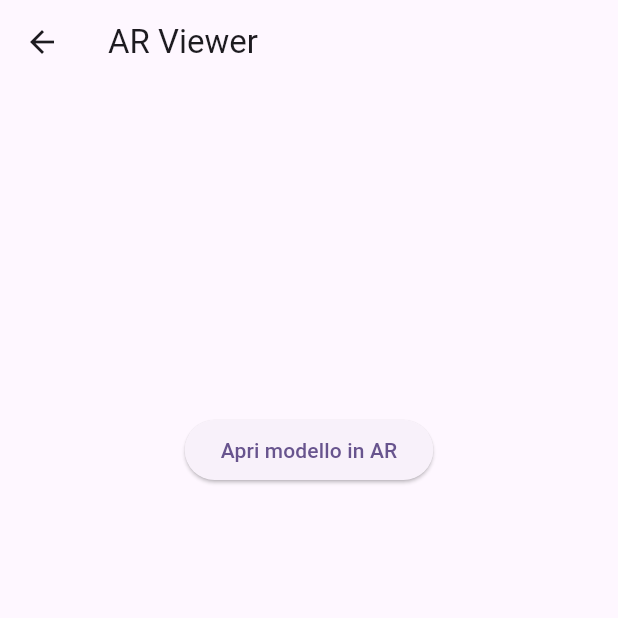
After one commit to MattiaFlamigni/delta_explorer, a Flutter app: the ArViewerScreen screen opened directly, after a tap on "Apri modello in AR", on a phone screen of 412 x 824 dp, the top half of it. The commit adds this screen. Run offline on Flutter 3.47's test engine with Material 3 defaults, Android fonts, the phone set to English and light mode, and no system bars; our stand-ins replace camera, cloud_firestore, dashed_circular_progress_bar, firebase_core, flutter_compass, flutter_dotenv and 8 more; missing offline and left inert: flutter_osm_plugin, gotrue, weatherapi; accounts and stored records are empty.

Commit message:
integrated animals with AR

```diff
--- /dev/null
+++ b/lib/ar/ARController.dart
@@ -0,0 +1,19 @@
+import 'package:delta_explorer/database/supabase.dart';
+
+class ARController{
+  final SupabaseDB _db = SupabaseDB();
+  List<Map<String, dynamic>> models = [];
+
+
+  Future<void> fetchModels()async{
+    var response = await _db.getARModels();
+    models = response;
+    print(models);
+  }
+
+  List<Map<String, dynamic>> getModels(){
+    return models;
+  }
+
+
+}
--- /dev/null
+++ b/lib/ar/arviewer.dart
@@ -0,0 +1,110 @@
+import 'package:delta_explorer/ar/ARController.dart';
+import 'package:flutter/material.dart';
+import 'package:url_launcher/url_launcher.dart';
+import 'dart:io';
+
+class ArViewerScreen extends StatefulWidget {
+  const ArViewerScreen({super.key});
+
+  @override
+  State<ArViewerScreen> createState() => _ArViewerScreenState();
+}
+
+class _ArViewerScreenState extends State<ArViewerScreen> {
+
+  ARController controller = ARController();
+
+  Future<void> openARModel(String modelUrl, String title) async {
+    Uri url;
+
+    /*viene aperta la relativa piattaforma di AR: Google vuole una scene viewer, IOS direttamente il file interpretato da QuickLook(?)*/
+    if (Platform.isAndroid) {
+      url = Uri.parse(
+        'https://arvr.google.com/scene-viewer/1.0?file=$modelUrl&mode=ar_only&title=$title',
+      );
+    } else if (Platform.isIOS) {
+      url = Uri.parse(modelUrl); // Deve essere .usdz
+    } else {
+      throw 'Piattaforma non supportata';
+    }
+
+    if (await canLaunchUrl(url)) {
+      await launchUrl(url, mode: LaunchMode.externalApplication);
+    } else {
+      throw 'Non riesco ad aprire il modello AR: $url';
+    }
+  }
+
+  @override
+  void initState() {
+    super.initState();
+    controller.fetchModels().then((_){setState(() {
+      //todo: loading
+    });});
+
+  }
+
+  @override
+  Widget build(BuildContext context) {
+    final objects = controller.getModels();
+
+    return Scaffold(
+      appBar: AppBar(title: const Text('AR Viewer')),
+      body: Column(
+        children: [
+          SizedBox(
+            height: 200,
+            child: ListView.builder(
+              scrollDirection: Axis.horizontal,
+              itemCount: controller.getModels().length,
+              itemBuilder: (context, index) {
+                final obj = objects[index];
+                return GestureDetector(
+                  onTap: () {
+                    final modelUrl =
+                    Platform.isAndroid ? obj["glb"]! : obj["usdz"]!;
+                    openARModel(modelUrl, obj["name"]!);
+                  },
+                  child: Card(
+                    margin: const EdgeInsets.all(8),
+                    child: Column(
+                      children: [
+                        Padding(
+                          padding: const EdgeInsets.all(16),
+                          child: Text(obj["name"]!),
+                        ),
+                        Image.network(
+                          obj["preview"]!,
+                          width: 100,
+                          height: 100,
+                          fit: BoxFit.cover,
+                          errorBuilder: (context, error, stackTrace) {
+                            return Image.asset(
+                              'assets/default_preview.png', //todo: inserire path corretto
+                              width: 100,
+                              height: 100,
+                              fit: BoxFit.cover,
+                            );
+                          },
+                        ),
+                      ],
+                    ),
+                  ),
+                );
+              },
+            ),
+          ),
+          const SizedBox(height: 20),
+          Center(
+            child: ElevatedButton(
+              onPressed: () {
+                // Puoi usarlo in futuro per aprire un modello selezionato
+              },
+              child: const Text('Apri modello in AR'),
+            ),
+          ),
+        ],
+      ),
+    );
+  }
+}
--- a/lib/constants/databaseTable.dart
+++ b/lib/constants/databaseTable.dart
@@ -15,6 +15,7 @@ class DatabaseTable{
   static const String questionsQuiz = "questionsQuiz";
   static const String answer = "answer";
   static const String quizScore = "quizScore";
+  static const String models = "models";
 
 }
 
--- a/lib/database/supabase.dart
+++ b/lib/database/supabase.dart
@@ -749,6 +749,16 @@ class SupabaseDB {
     }
   }
 
+  Future<List<Map<String, dynamic>>> getARModels()async{
+    try {
+      var response = await supabase.from(DatabaseTable.models).select();
+      return response;
+    }catch(e){
+      print("error: $e");
+      return [];
+    }
+  }
+
   /*only for populate database*/
   Future<void> insertQuestionQuiz(String question, List<Map<String, dynamic>>options) async{
     try{
@@ -768,4 +778,6 @@ class SupabaseDB {
       print("errore: $e");
     }
   }
+
+
 }
--- a/pubspec.yaml
+++ b/pubspec.yaml
@@ -56,6 +56,7 @@ dependencies:
   flutter_map: ^6.0.0
   latlong2: ^0.9.0
   transparent_image: ^2.0.1
+  url_launcher: ^6.2.4
 
 
 
```
Also changed, not shown: lib/ar/models.dart (added), pubspec.lock.
